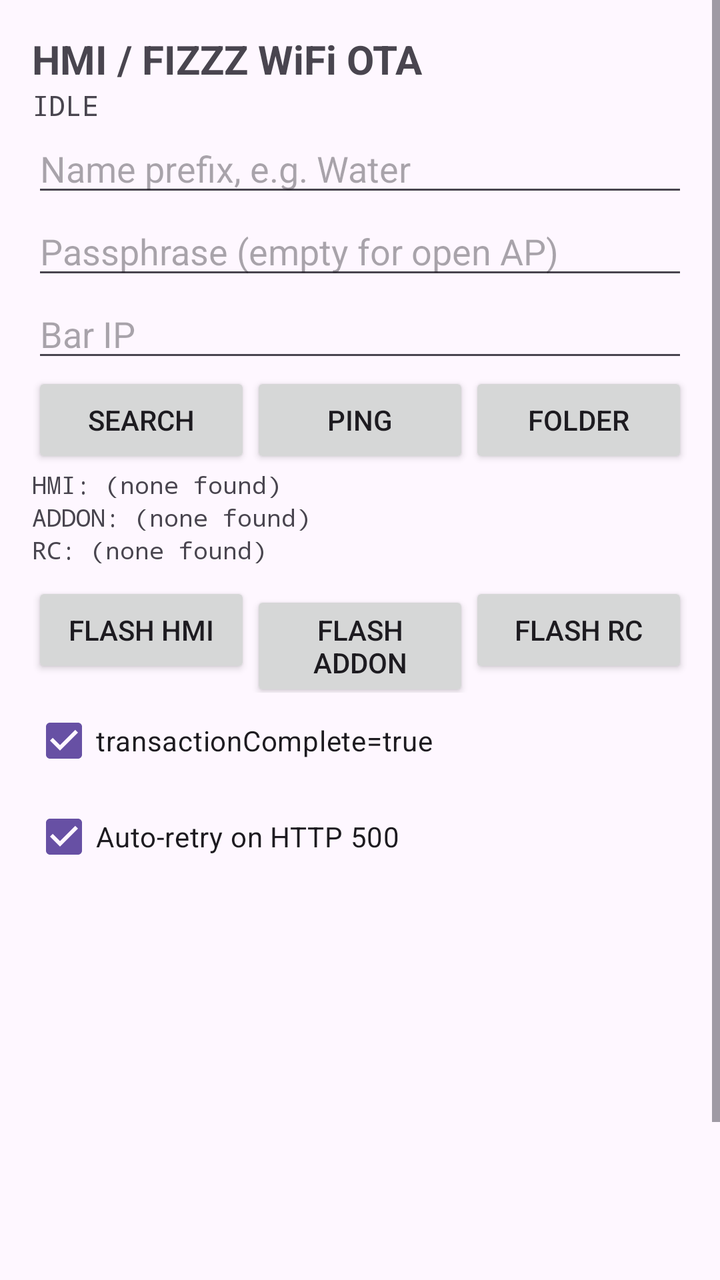
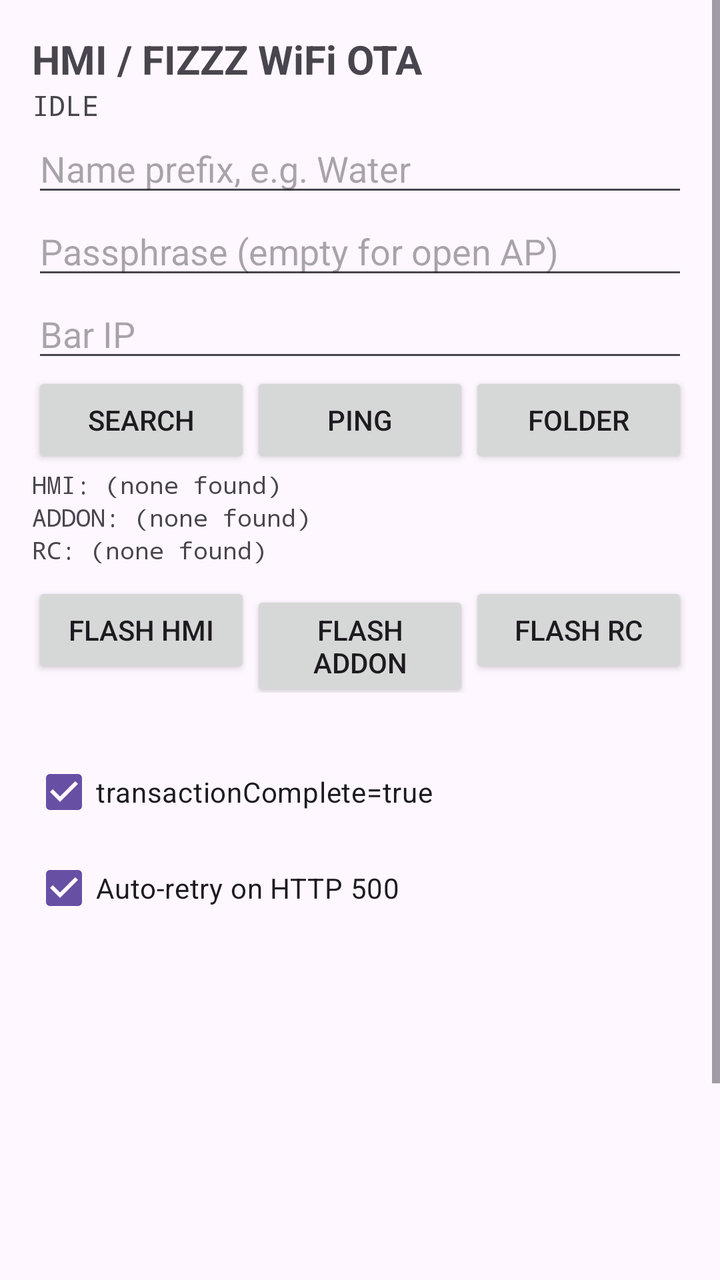

Before-and-after screenshots of an Android layout around one commit, followed by the original layout XML and the change that was made.
<!-- AndroidManifest.xml: application theme Theme.Material3.DayNight -->
<!-- res/layout/activity_main.xml -->
<?xml version="1.0" encoding="utf-8"?>
<ScrollView xmlns:android="http://schemas.android.com/apk/res/android"
    android:layout_width="match_parent"
    android:layout_height="match_parent"
    android:fillViewport="true">

    <LinearLayout
        android:layout_width="match_parent"
        android:layout_height="wrap_content"
        android:orientation="vertical"
        android:padding="16dp">

        <TextView
            android:layout_width="match_parent"
            android:layout_height="wrap_content"
            android:text="HMI / FIZZZ WiFi OTA"
            android:textSize="20sp"
            android:textStyle="bold" />

        <TextView
            android:id="@+id/statusLabel"
            android:layout_width="match_parent"
            android:layout_height="wrap_content"
            android:fontFamily="monospace"
            android:text="IDLE" />

        <EditText
            android:id="@+id/ssidField"
            android:layout_width="match_parent"
            android:layout_height="wrap_content"
            android:hint="Name prefix, e.g. Water"
            android:inputType="text" />

        <EditText
            android:id="@+id/passField"
            android:layout_width="match_parent"
            android:layout_height="wrap_content"
            android:hint="Passphrase (empty for open AP)"
            android:inputType="textPassword" />

        <EditText
            android:id="@+id/ipField"
            android:layout_width="match_parent"
            android:layout_height="wrap_content"
            android:hint="Bar IP"
            android:inputType="text" />

        <LinearLayout
            android:layout_width="match_parent"
            android:layout_height="wrap_content"
            android:orientation="horizontal">

            <Button
                android:id="@+id/connectButton"
                android:layout_width="0dp"
                android:layout_height="wrap_content"
                android:layout_weight="1"
                android:text="Search" />

            <Button
                android:id="@+id/pingButton"
                android:layout_width="0dp"
                android:layout_height="wrap_content"
                android:layout_weight="1"
                android:text="Ping" />

            <Button
                android:id="@+id/folderButton"
                android:layout_width="0dp"
                android:layout_height="wrap_content"
                android:layout_weight="1"
                android:text="Folder" />
        </LinearLayout>

        <TextView
            android:id="@+id/hmiLabel"
            android:layout_width="match_parent"
            android:layout_height="wrap_content"
            android:fontFamily="monospace"
            android:textSize="12sp"
            android:text="HMI: (none found)" />

        <TextView
            android:id="@+id/addonLabel"
            android:layout_width="match_parent"
            android:layout_height="wrap_content"
            android:fontFamily="monospace"
            android:textSize="12sp"
            android:text="ADDON: (none found)" />

        <TextView
            android:id="@+id/rcLabel"
            android:layout_width="match_parent"
            android:layout_height="wrap_content"
            android:fontFamily="monospace"
            android:textSize="12sp"
            android:text="RC: (none found)" />

        <LinearLayout
            android:layout_width="match_parent"
            android:layout_height="wrap_content"
            android:layout_marginTop="8dp"
            android:orientation="horizontal">

            <Button
                android:id="@+id/hmiButton"
                android:layout_width="0dp"
                android:layout_height="wrap_content"
                android:layout_weight="1"
                android:text="Flash HMI" />

            <Button
                android:id="@+id/addonButton"
                android:layout_width="0dp"
                android:layout_height="wrap_content"
                android:layout_weight="1"
                android:text="Flash ADDON" />

            <Button
                android:id="@+id/rcButton"
                android:layout_width="0dp"
                android:layout_height="wrap_content"
                android:layout_weight="1"
                android:text="Flash RC" />
        </LinearLayout>

        <CheckBox
            android:id="@+id/tcCheck"
            android:layout_width="wrap_content"
            android:layout_height="wrap_content"
            android:checked="true"
            android:text="transactionComplete=true" />

        <CheckBox
            android:id="@+id/retryCheck"
            android:layout_width="wrap_content"
            android:layout_height="wrap_content"
            android:checked="true"
            android:text="Auto-retry on HTTP 500" />

        <ScrollView
            android:id="@+id/logScroll"
            android:layout_width="match_parent"
            android:layout_height="260dp"
            android:layout_marginTop="12dp">

            <TextView
                android:id="@+id/logView"
                android:layout_width="match_parent"
                android:layout_height="wrap_content"
                android:fontFamily="monospace"
                android:textSize="11sp" />
        </ScrollView>
    </LinearLayout>
</ScrollView>
<!-- resources referenced by this layout -->
<resources>

</resources>

<!-- the commit's change to res/layout/activity_main.xml (unified diff, before → after) -->
@@ -124,6 +124,39 @@
                 android:text="Flash RC" />
         </LinearLayout>
 
+        <LinearLayout
+            android:layout_width="match_parent"
+            android:layout_height="wrap_content"
+            android:layout_marginTop="8dp"
+            android:gravity="center_vertical"
+            android:orientation="horizontal">
+
+            <ProgressBar
+                android:id="@+id/spinner"
+                style="?android:attr/progressBarStyleSmall"
+                android:layout_width="wrap_content"
+                android:layout_height="wrap_content"
+                android:visibility="gone" />
+
+            <TextView
+                android:id="@+id/progressText"
+                android:layout_width="0dp"
+                android:layout_height="wrap_content"
+                android:layout_marginStart="8dp"
+                android:layout_weight="1"
+                android:textSize="13sp"
+                android:text="" />
+        </LinearLayout>
+
+        <ProgressBar
+            android:id="@+id/uploadBar"
+            style="?android:attr/progressBarStyleHorizontal"
+            android:layout_width="match_parent"
+            android:layout_height="wrap_content"
+            android:max="100"
+            android:progress="0"
+            android:visibility="gone" />
+
         <CheckBox
             android:id="@+id/tcCheck"
             android:layout_width="wrap_content"
